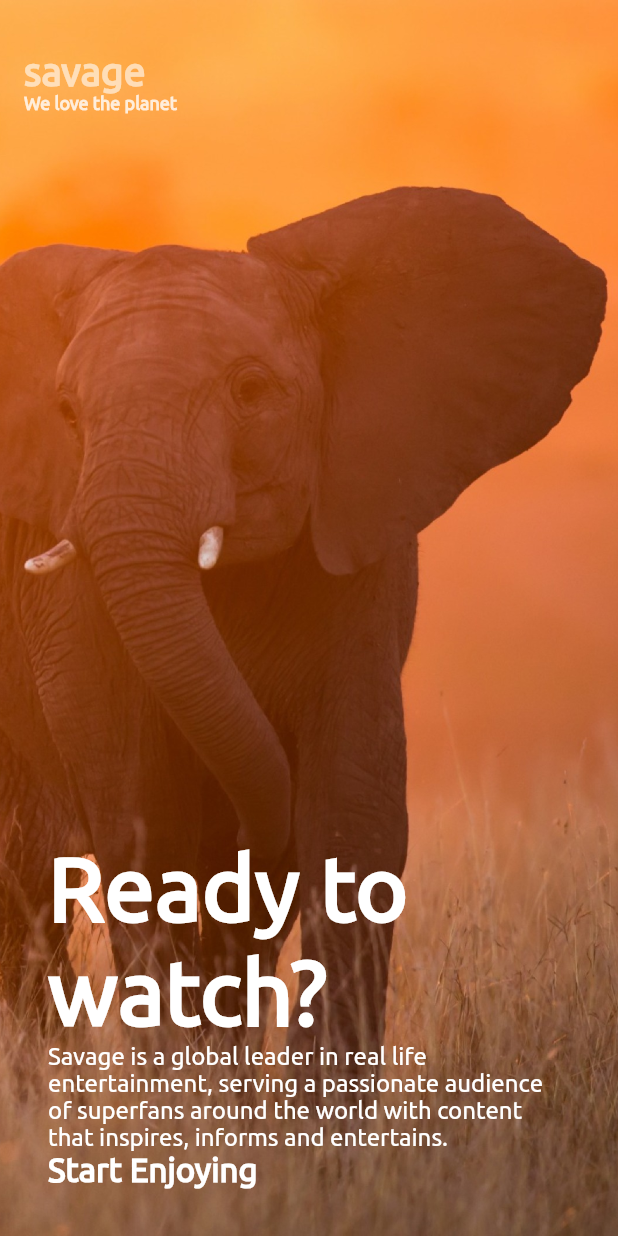
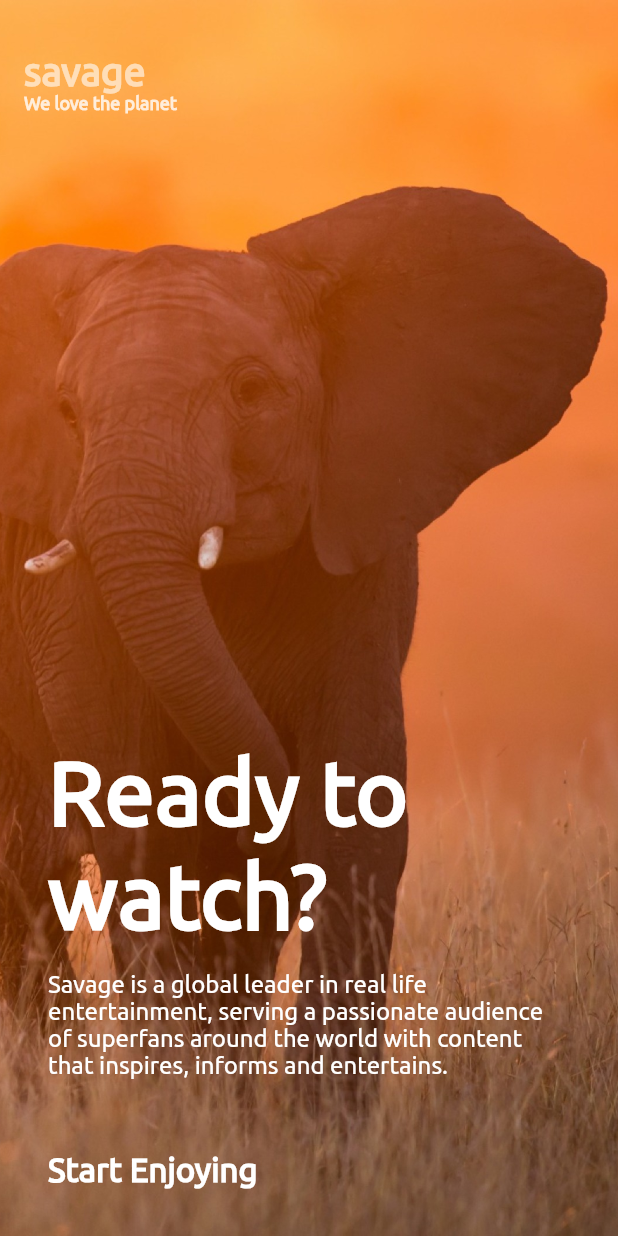
Before and after one commit to dagonco/flutter_savage_workshop, a Flutter app: the screen it shows after launch, on a phone screen of 412 x 824 dp. Run offline on Flutter 3.47's test engine with Material 2 defaults, Android fonts, the phone set to English and light mode, and no system bars.

Commit message:
Set space between the landing's text widgets

```diff
--- a/lib/screens/landing/landing_screen.dart
+++ b/lib/screens/landing/landing_screen.dart
@@ -32,10 +32,12 @@ class LandingScreen extends StatelessWidget {
                       Strings.readyToWatch,
                       style: TextStyles.bigHeadingTextStyle,
                     ),
+                    SizedBox(height: _firstMargin),
                     Text(
                       Strings.readyToWatchDescription,
                       style: TextStyles.bodyTextStyle,
                     ),
+                    SizedBox(height: _secondMargin),
                     Text(
                       Strings.startEnjoying,
                       style: TextStyles.buttonTextStyle,
```
